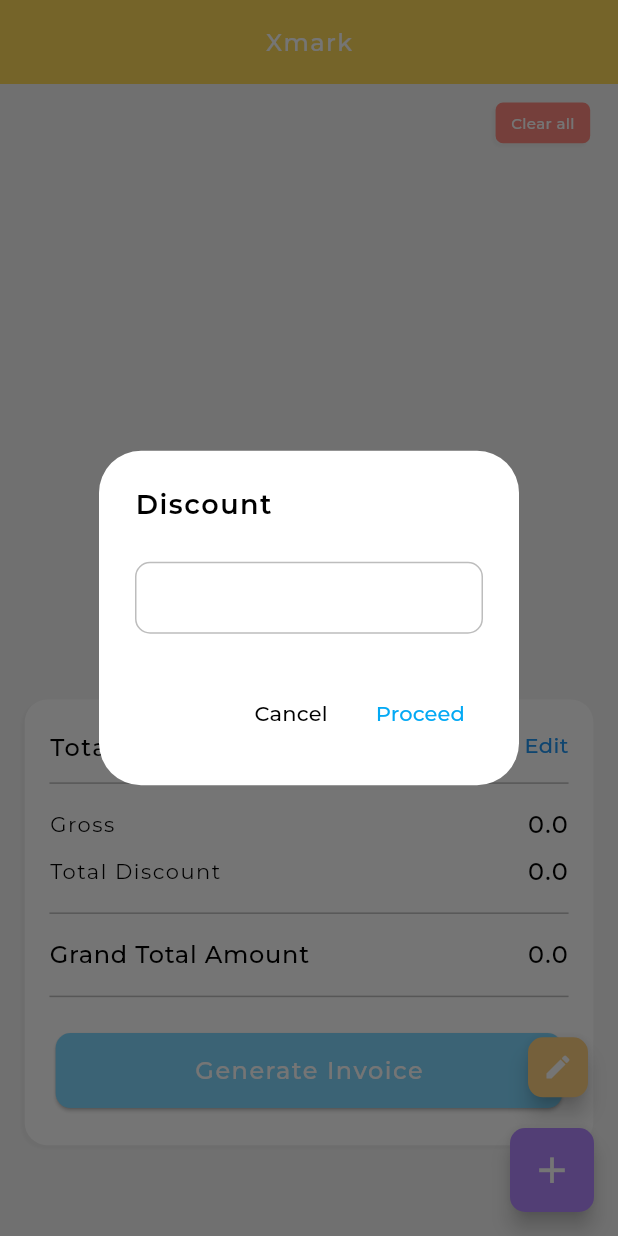
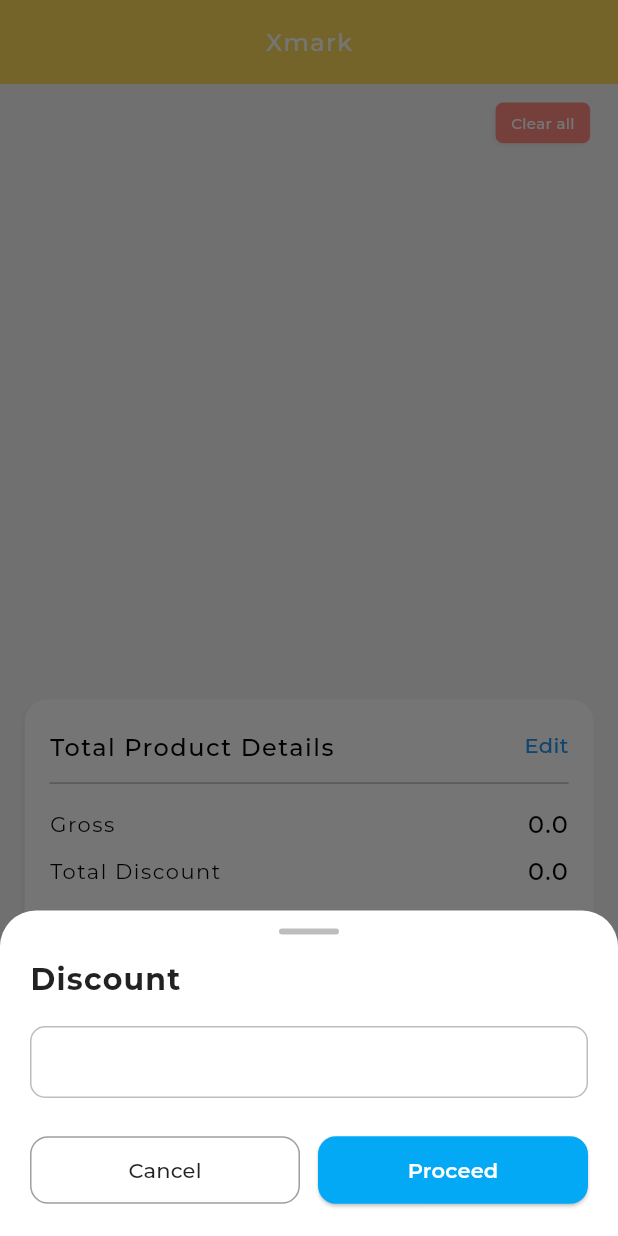
Before and after one commit to NaheelJ/xmark, a Flutter app: the screen it shows after launch, after a tap on "Edit", on a phone screen of 412 x 824 dp. Run offline on Flutter 3.47's test engine with Material 3 defaults, Android fonts, the phone set to English and light mode, and no system bars; our stand-ins replace firebase_core, google_fonts, open_file, pdf, shared_preferences; missing offline and left inert: dart:html; accounts and stored records are empty.

Commit message:
pull code

```diff
--- a/lib/Utils/styles.dart
+++ b/lib/Utils/styles.dart
@@ -8,7 +8,7 @@ import 'package:google_fonts/google_fonts.dart';
 /// - AppBar Background Color
 ///
 Color scafoldBackGroundColor = Colors.grey.shade100;
-const Color appBarColor = Color.fromARGB(255, 255, 219, 90);
+const Color appBarColor = Color(0xFFFFDB5A);
 const Color primaryColor = Colors.white;
 Color additionalItemsBoxColors = Colors.orange.shade50;
 
--- a/lib/View/dashboard.dart
+++ b/lib/View/dashboard.dart
@@ -220,7 +220,7 @@ class _HomeState extends State<Home> {
                         const Spacer(),
                         InkWell(
                           onTap: () {
-                            showDialogueOfEditDiscountAmount(
+                            showBottomSheetOfEditDiscountAmount(
                               context: context,
                             );
                           },
@@ -337,38 +337,76 @@ class _HomeState extends State<Home> {
   }
 }
 
-Future<dynamic> showDialogueOfEditDiscountAmount({required BuildContext context}) {
+Future<dynamic> showBottomSheetOfEditDiscountAmount({
+  required BuildContext context,
+}) {
   final provider = Provider.of<Estimation>(context, listen: false);
   TextEditingController discountOfAllProducts = TextEditingController();
-  return showDialog(
+
+  return showModalBottomSheet(
     context: context,
+    isScrollControlled: true,
+    backgroundColor: Colors.white,
+    shape: const RoundedRectangleBorder(
+      borderRadius: BorderRadius.vertical(top: Radius.circular(24)),
+    ),
     builder: (BuildContext context) {
-      return AlertDialog(
-        backgroundColor: Colors.white,
-        title: Align(
-          alignment: Alignment.centerLeft,
-          child: Text(
-            'Discount',
-            style: GoogleFonts.montserrat(
-              fontSize: 18,
-              fontWeight: FontWeight.w600,
-              color: Colors.black,
-              letterSpacing: 1,
+      return Padding(
+        padding: EdgeInsets.only(
+          left: 20,
+          right: 20,
+          top: 12,
+          bottom: MediaQuery.of(context).viewInsets.bottom + 20,
+        ),
+        child: Column(
+          mainAxisSize: MainAxisSize.min,
+          crossAxisAlignment: CrossAxisAlignment.start,
+          children: [
+            // Drag handle
+            Center(
+              child: Container(
+                width: 40,
+                height: 4,
+                margin: const EdgeInsets.only(bottom: 16),
+                decoration: BoxDecoration(
+                  color: Colors.grey[400],
+                  borderRadius: BorderRadius.circular(2),
                 ),
               ),
             ),
-        content: SingleChildScrollView(
-          child: Column(
-            crossAxisAlignment: CrossAxisAlignment.start,
-            children: [
-              const SizedBox(height: 10),
-              CustomTextField(controller: discountOfAllProducts, textInputType: TextInputType.number),
-              const SizedBox(height: 5),
-            ],
+
+            // Title
+            Text(
+              'Discount',
+              style: GoogleFonts.montserrat(
+                fontSize: 20,
+                fontWeight: FontWeight.w700,
+                color: Colors.black87,
+                letterSpacing: 0.8,
               ),
             ),
-        actions: [
-          TextButton(
+            const SizedBox(height: 16),
+
+            // Input Field
+            CustomTextField(
+              controller: discountOfAllProducts,
+              textInputType: TextInputType.number,
+            ),
+            const SizedBox(height: 24),
+
+            // Action Buttons
+            Row(
+              mainAxisAlignment: MainAxisAlignment.end,
+              children: [
+                Expanded(
+                  child: OutlinedButton(
+                    style: OutlinedButton.styleFrom(
+                      fixedSize: Size.fromHeight(45),
+                      shape: RoundedRectangleBorder(
+                        borderRadius: BorderRadius.circular(12),
+                      ),
+                      side: const BorderSide(color: Colors.grey),
+                    ),
                     onPressed: () {
                       Navigator.of(context).pop();
                       discountOfAllProducts.clear();
@@ -376,24 +414,42 @@ Future<dynamic> showDialogueOfEditDiscountAmount({required BuildContext context}
                     child: Text(
                       'Cancel',
                       style: GoogleFonts.montserrat(
-                color: Colors.black,
+                        color: Colors.black87,
+                        fontWeight: FontWeight.w500,
                       ),
                     ),
                   ),
-          TextButton(
+                ),
+                const SizedBox(width: 12),
+                Expanded(
+                  child: ElevatedButton(
+                    style: ElevatedButton.styleFrom(
+                      backgroundColor: Colors.lightBlue,
+                      fixedSize: Size.fromHeight(45),
+                      shape: RoundedRectangleBorder(
+                        borderRadius: BorderRadius.circular(12),
+                      ),
+                    ),
                     onPressed: () {
-              provider.setDiscountOfListOfProducts(discountOfAllProducts.text);
-              Navigator.pop(context);
+                      provider.setDiscountOfListOfProducts(
+                        discountOfAllProducts.text,
+                      );
+                      Navigator.of(context).pop();
                       discountOfAllProducts.clear();
                     },
                     child: Text(
                       'Proceed',
                       style: GoogleFonts.montserrat(
-                color: Colors.lightBlue,
+                        color: Colors.white,
+                        fontWeight: FontWeight.w600,
+                      ),
                     ),
                   ),
                 ),
               ],
+            ),
+          ],
+        ),
       );
     },
   );
--- a/lib/View/splash_screen.dart
+++ b/lib/View/splash_screen.dart
@@ -26,10 +26,10 @@ class SplashScreen extends StatelessWidget {
         height: height,
         width: width,
         decoration: BoxDecoration(
-          // image: DecorationImage(
-          //   fit: BoxFit.none,
-          //   image: AssetImage("assets/images/splashScreenx.png"),
-          // ),
+          image: DecorationImage(
+            fit: BoxFit.none,
+            image: AssetImage("assets/images/XMARK.png"),
+          ),
         ),
       ),
     );
--- a/pubspec.yaml
+++ b/pubspec.yaml
@@ -27,3 +27,6 @@ dev_dependencies:
 
 flutter:
   uses-material-design: true
+
+  assets:
+    - assets/images/
```
Also changed, not shown: lib/View/estimation_detailes.dart (+21 -21 lines), lib/View/pdf_invoice/invoice_design.dart (+35 -48 lines), assets/images/XMARK.png (added), pubspec.lock, 21 other files. Lines whose indentation alone changed are shown as unchanged.
